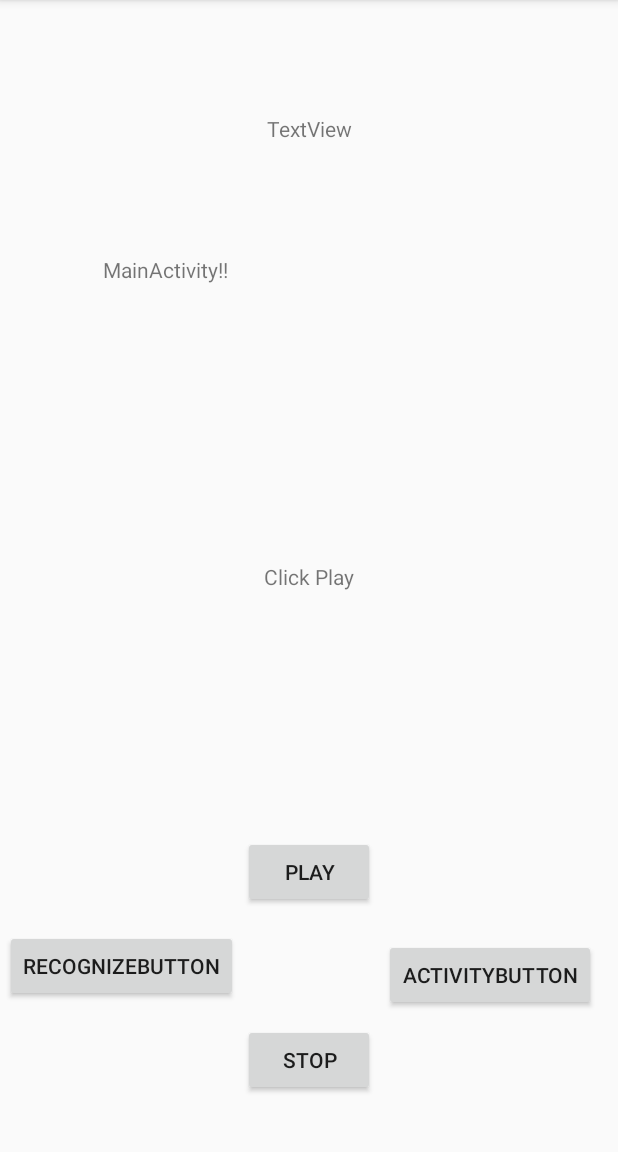
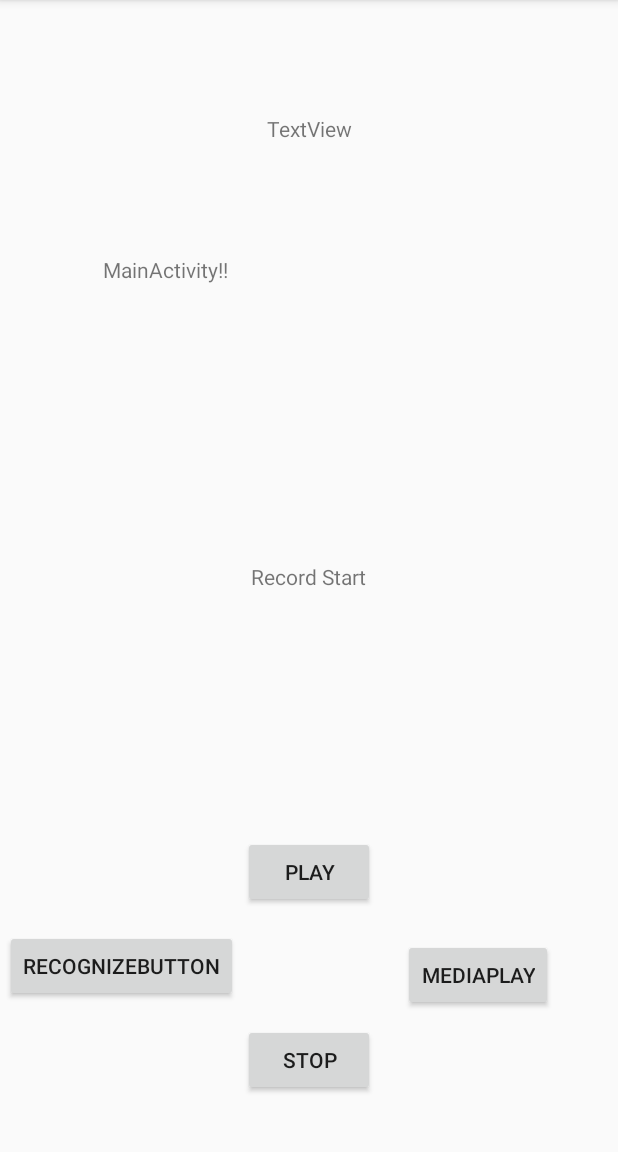
Before and after one commit to ttttotttt/MyApp07, an Android app: the screen it shows after launch (MainActivity), after a tap on "PLAY", on a phone screen of 412 x 824 dp, the part 84-1236 px from its top. Run offline under Robolectric (Android 15) with nearby library versions, the phone set to English and light mode, and no system bars.

Commit message:
右側のボタンで音を再生できるようにした

```diff
--- a/app/src/main/java/com/example/myapp07/MainActivity.java
+++ b/app/src/main/java/com/example/myapp07/MainActivity.java
@@ -2,11 +2,8 @@ package com.example.myapp07;
 //Github連携https://po-what.com/link-github-androidstudio
 
 import androidx.appcompat.app.AppCompatActivity;
-
 import android.content.ContentResolver;
 import android.content.Intent;
-
-import android.media.MediaCodec;
 import android.net.Uri;
 import android.os.Bundle;
 import android.os.Environment;
@@ -92,23 +89,12 @@ public class MainActivity extends AppCompatActivity {
         final TextView editText= findViewById(R.id.textView2);
         Button button = findViewById(R.id.activityButton);
         //右のボタンの挙動
+        button.setText("mediaPlay");
         button.setOnClickListener(new View.OnClickListener() {
             public void onClick(View v) {
-                Intent intent = new Intent(getApplication(), SubScreenActivity.class);
-                if(editText.getText() != null){
-                    String str = editText.getText().toString();
-                    intent.putExtra(EXTRA_MESSAGE, str);
-                }
-                //音声認識
-//                startSpeechRecognition();
-                startActivityForResult( intent, RESULT_SUBACTIVITY );
-
-                // in order to clear the edittext
-                editText.setText("lalaland");
+                mediaPlayerStart("AudioSource.mp3");
             }
         });
-
-
 
         textView = findViewById(R.id.textView);
         //録音開始ボタン
@@ -118,24 +104,20 @@ public class MainActivity extends AppCompatActivity {
             @Override
             public void onClick(View view) {
                 // テキストを設定して表示
-                Log.d("button","Click start");
-                textView.setText("Click Play");
-                initAudioRecord();
-                audioRcordStart();
-//                mediarecoderStart(5000);
+                Log.d("button","Click to start");
+                textView.setText("Record Start");
                 //10ミリ秒後に5900ミリ秒間隔でタスク実行
-//                timer.scheduleAtFixedRate(
-//                        new TimerTask()
-//                        {
-//                            @Override
-//                            public void run()
-//                            {
-//                                filenameNum+=1;
-//                                Log.d("rec","recNow");
-//
-////                                mediarecoderStart(5000);
-//                            }
-//                        }, 10, 5900);
+                timer.scheduleAtFixedRate(
+                        new TimerTask()
+                        {
+                            @Override
+                            public void run()
+                            {
+                                filenameNum+=1;
+                                Log.d("rec","recNow");
+                                mediarecoderStart(10000);
+                            }
+                        }, 10, 10900);
             }
         });
 
@@ -145,15 +127,15 @@ public class MainActivity extends AppCompatActivity {
             @Override
             public void onClick(View view) {
                 // テキストを設定して表示
-                textView.setText("Click Stop");
                 Log.d("button","Click Stop");
-                audioRcordStop();
-//                mediaRecoderStop();
-//                timer.cancel();
-//                timer = new Timer();
+                textView.setText("Record Stop");
+                mediaRecoderStop();
+                timer.cancel();
+                timer = new Timer();
             }
         });
     }
+
     //音声認識
     private void speech(){
         // 音声認識の　Intent インスタンス
@@ -188,7 +170,6 @@ public class MainActivity extends AppCompatActivity {
             // インテント発行
             startActivityForResult(recognizIntent, REQUEST_CODE);
 //            startActivityForResult(intent, REQUEST_CODE);
-//            mediaPlayerStart();
         }
         catch (ActivityNotFoundException e) {
             e.printStackTrace();
@@ -198,14 +179,13 @@ public class MainActivity extends AppCompatActivity {
 
         protected void onActivityResult( int requestCode, int resultCode, Intent data) {
         super.onActivityResult(requestCode, resultCode, data);
-        Log.d("url","intent?");
+        Log.d("recognaize","startRecognize");
 
 //        if(resultCode == RESULT_OK && requestCode == RESULT_SUBACTIVITY &&
 //                null != data/*intent*/) {
 //            String res = data/*intent*/.getStringExtra(ScreenActivity.EXTRA_MESSAGE);
 //            scView.setText(res);
 //        }
-
 
         // 音声認識
         super.onActivityResult(requestCode, resultCode, data);
@@ -217,11 +197,13 @@ public class MainActivity extends AppCompatActivity {
 
             if(candidates.size() > 0) {
                 // 認識結果候補で一番有力なものを表示
-                textView.setText( candidates.get(0));
+                textView.setText(candidates.get(0));
+                Log.d("recognaize", candidates.get(0));
             }
+
         }
 
-        //音声認識インテントからのオーディオの録音/保存
+        //音声認識インテントからのオーディオの録音/保存https://www.it-swarm-ja.tech/ja/android/%E9%9F%B3%E5%A3%B0%E8%AA%8D%E8%AD%98%E3%82%A4%E3%83%B3%E3%83%86%E3%83%B3%E3%83%88%E3%81%8B%E3%82%89%E3%81%AE%E3%82%AA%E3%83%BC%E3%83%87%E3%82%A3%E3%82%AA%E3%81%AE%E9%8C%B2%E9%9F%B3%E4%BF%9D%E5%AD%98/1046175013/
         // the resulting text is in the getExtras:
         Bundle bundle = data.getExtras();
         //マッチの中で一番の候補とか選べる部分
@@ -229,9 +211,7 @@ public class MainActivity extends AppCompatActivity {
         Log.d("url", matches.get(0));
         Bundle ams =data.getBundleExtra("Android.speech.extra.GET_AUDIO_FORMAT");
 //        Log.d("url", ams.getString("Android.speech.extra.GET_AUDIO_FORMAT"));
-//        Log.d("dataaction",data.getStringArrayListExtra(RecognizerIntent.EXTRA_RESULTS).get(0));
         // the recording url is in getData:
-
         try {
             Uri audioUri = data.getData();
                String stringuri;
@@ -243,48 +223,23 @@ public class MainActivity extends AppCompatActivity {
             Log.d("url", stringuri);
             ContentResolver contentResolver = getContentResolver();
             InputStream filestream = contentResolver.openInputStream(audioUri);
-        }catch (Exception e) {Log.d("url", "stringuri");
+        }catch (Exception e) {
             e.printStackTrace();
         }
-            textView.setText(R.string.error);
-
     }
-
-    /*
-    protected void saveText(){
-        String message = "";
-        String fileName = filenameText.getText().toString();
-        String inputText = contentText.getText().toString();
-        try {
-            FileOutputStream outStream = openFileOutput(fileName, MODE_PRIVATE);
-            OutputStreamWriter writer = new OutputStreamWriter(outStream);
-            writer.write(inputText);
-            writer.flush();
-            writer.close();
-            message = "File saved.";
-        } catch (FileNotFoundException e) {
-            message = e.getMessage();
-            e.printStackTrace();
-        } catch (IOException e) {
-            message = e.getMessage();
-            e.printStackTrace();
-        }
-        Toast.makeText(getBaseContext(), message, Toast.LENGTH_LONG).show();
-    }
-    */
 
     //音の録音 https://techbooster.org/android/multimedia/2109/
     //AndroidStudioDocuments https://developer.android.com/reference/android/media/MediaRecorder?hl=ja#getActiveMicrophones()
-    MediaRecorder recorder=null,recorder2=null;
+    MediaRecorder recorder=null;
     void mediarecoderStart(int nMilliRec){
         recorder = new MediaRecorder();
 //        String h = mediaDevices.enumerateDevices();
-//        audioSourceにエラーが出たので（最初はMIC）
-//        https://developer.android.com/reference/android/media/MediaRecorder?hl=ja#setAudioSource(int)
-//        原因はアプリ側のパーミッションのせってい
-//        https://teratail.com/questions/58057
+        // audioSourceにエラーが出たので（最初はMIC）
+        // https://developer.android.com/reference/android/media/MediaRecorder?hl=ja#setAudioSource(int)
+        // 原因はアプリ側のパーミッションのせってい
+        // https://teratail.com/questions/58057
         //AudioSource https://developer.android.com/reference/android/media/MediaRecorder.AudioSource?hl=ja#VOICE_RECOGNITION
-        recorder.setAudioSource(MediaRecorder.AudioSource.VOICE_RECOGNITION);
+        recorder.setAudioSource(MediaRecorder.AudioSource.MIC);
 //        VOICE_RECOGNITION)
         recorder.setOutputFormat(MediaRecorder.OutputFormat.DEFAULT);
         recorder.setAudioEncoder(MediaRecorder.AudioEncoder.DEFAULT);
@@ -292,11 +247,12 @@ public class MainActivity extends AppCompatActivity {
         String filePath;
 //        filePath= Environment.getExternalStorageDirectory() + "/audio.3gp";
 //        内部ストレージの保存先(/Audioは端末のパスをみながら入力)
-        filePath = Environment.getExternalStorageDirectory().getPath() + "/tomoaudio"+filenameNum+".mp3";
+        filePath = Environment.getExternalStorageDirectory().getPath() + "/tomo"+getToday()+"_"+filenameNum+".wav";
 //        filePath = Environment.getExternalStorageDirectory().getPath() + "/konchiwa.mp3";
+//        filePath = Environment.getExternalStorageDirectory().getPath() + "/AudioSource.mp3";
         recorder.setOutputFile(filePath);
         recorder.setMaxDuration(nMilliRec);
-        recorder.setAudioChannels(2);
+        recorder.setAudioChannels(1);
 
         //マイクの設定？https://developer.android.com/reference/android/media/MediaRecorder?hl=ja#setPreferredMicrophoneDirection(int)
 //        recorder.setPreferredMicrophoneDirection(3);
@@ -325,11 +281,11 @@ public class MainActivity extends AppCompatActivity {
 
     //音の再生 http://android-dev-talk.blogspot.com/2012/06/mediaplayerbgm.html
     MediaPlayer mp = null;
-    void mediaPlayerStart(){
+    void mediaPlayerStart(String FILE_NAME){
         String filePath;
 //        filePath= Environment.getExternalStorageDirectory() + "/audio.3gp";
 //        内部ストレージの保存先(/Audioは端末のパスをみながら入力)
-        filePath = Environment.getExternalStorageDirectory().getPath() + "/konchiwa.mp3";
+        filePath = Environment.getExternalStorageDirectory().getPath() + "/"+FILE_NAME;
         mp = new MediaPlayer();
         try {
             mp.setDataSource(filePath);
@@ -338,6 +294,7 @@ public class MainActivity extends AppCompatActivity {
         } catch (SecurityException e) {
         } catch (IllegalStateException e) {
         } catch (IOException e) {
+            textView.setText("Can't Play Sound");
         }
         mp.start();
     }
@@ -443,7 +400,9 @@ public class MainActivity extends AppCompatActivity {
     //今日の日付と時刻を取得
     private String getToday() {
         Date date = new Date();
-        SimpleDateFormat sdf = new SimpleDateFormat("yyyyMMddHHmmss", Locale.getDefault());
+        SimpleDateFormat sdf;
+//        sdf = new SimpleDateFormat("yyyyMMddHHmmss", Locale.getDefault());
+        sdf = new SimpleDateFormat("MMdd", Locale.getDefault());
         return sdf.format(date);
     }
 
```
